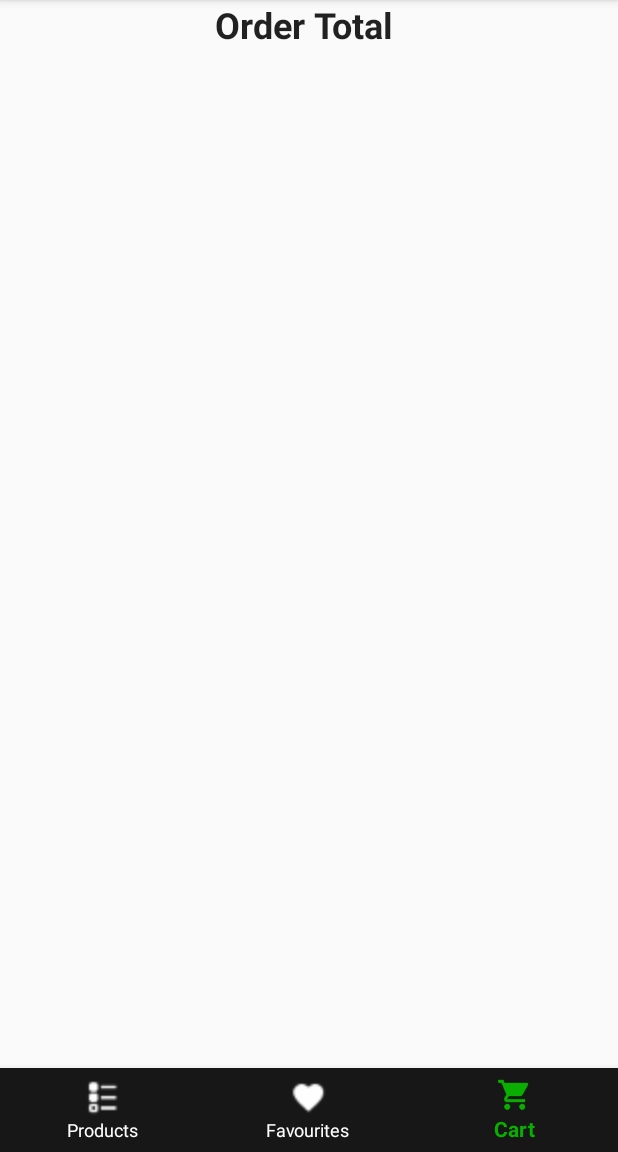
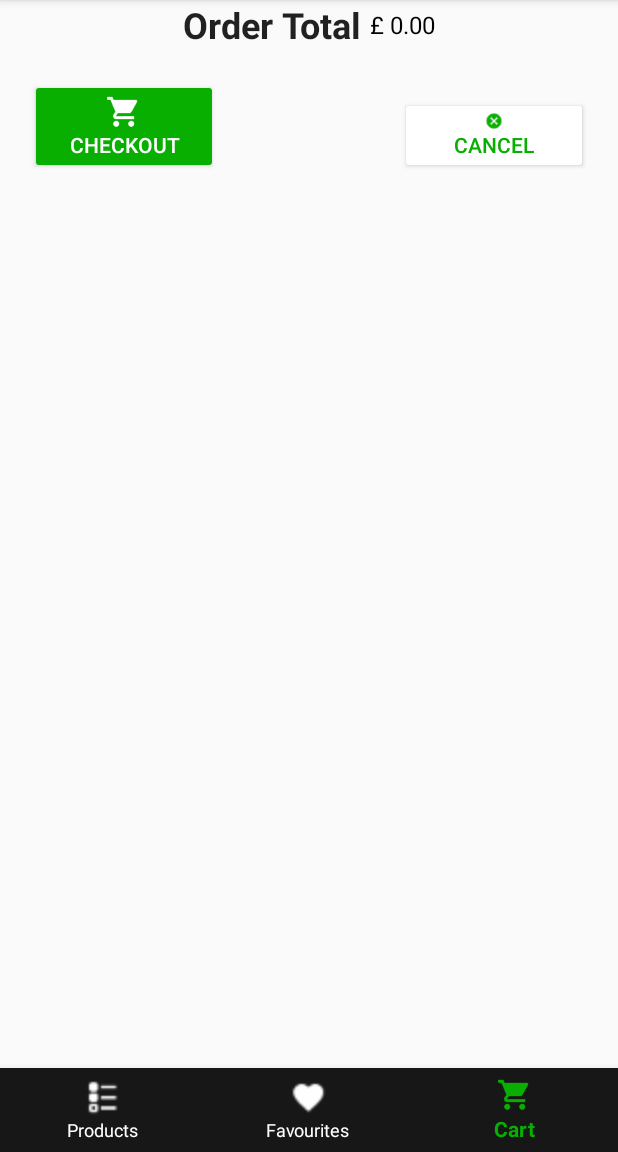
Before and after one commit to marcosmcb/delo, an Android app: the screen it shows after launch (MainActivity), item 3 of the bottom bar chosen, on a phone screen of 412 x 824 dp, the part 84-1236 px from its top. Run offline under Robolectric (Android 15) with nearby library versions, the phone set to English and light mode, and no system bars; our stand-ins replace ButterKnife, Picasso, RxJava; network calls fail; pictures from the network do not load.

Commit message:
Add calculate price of cart, Add remove button; Fix plus and sub button; Add checkout and cancel button to layout

```diff
--- a/app/src/main/java/com/projects/marcoscavalcante/deloapp/CartFragment/CartContract.java
+++ b/app/src/main/java/com/projects/marcoscavalcante/deloapp/CartFragment/CartContract.java
@@ -3,7 +3,7 @@ package com.projects.marcoscavalcante.deloapp.CartFragment;
 public interface CartContract {
 
     interface View{
-        void setItems();
+        void updatePrice(float newPrice);
     }
 
 }
--- a/app/src/main/java/com/projects/marcoscavalcante/deloapp/CartFragment/CartFragment.java
+++ b/app/src/main/java/com/projects/marcoscavalcante/deloapp/CartFragment/CartFragment.java
@@ -60,36 +60,29 @@ public class CartFragment extends BaseFragment implements CartContract.View, Pro
     }
 
     public void setItems(ArrayList<Product> productsCart) {
-
-        if(productsCart == null){
-            Log.d(TAG, "*** PRODUCTS IN CART ARE NULL ***" );
-        } else {
-            Log.d(TAG, "*** PRODUCTS ARE THERE ***" );
-            Log.d(TAG, productsCart.toString());
-        }
-
         mRecyclerView.setLayoutManager( new LinearLayoutManager( getContext() ));
         mRecyclerView.setAdapter( new ProductCartAdapter( productsCart, this ));
         mRecyclerView.getAdapter().notifyDataSetChanged();
+        updateCartPrice();
     }
 
     @Override
-    public void onProductPlus(Product product) {
-        Toast.makeText(getContext(), "Product has been added", Toast.LENGTH_SHORT).show();
-    }
-
-    @Override
-    public void onProductSub(Product product) {
-        Toast.makeText(getContext(), "Product has been subtracted", Toast.LENGTH_SHORT).show();
+    public void onChange() {
+        updateCartPrice();
     }
 
     @Override
     public void onError(String message) {
-        Toast.makeText(getContext(), "Error while changing quantity", Toast.LENGTH_SHORT).show();
+        Toast.makeText(getContext(), message, Toast.LENGTH_SHORT).show();
     }
 
     @Override
-    public void setItems() {
+    public void updatePrice(float newPrice) {
+        mTvPriceCart.setText( "£ " + String.format("%.2f", newPrice) );
+    }
 
+    private void updateCartPrice() {
+        HashMap<Product, Integer> cart = ( (ProductCartAdapter) mRecyclerView.getAdapter()).getCart();
+        mPresenter.calculatePriceTotal( cart );
     }
 }
--- a/app/src/main/java/com/projects/marcoscavalcante/deloapp/CartFragment/CartPresenter.java
+++ b/app/src/main/java/com/projects/marcoscavalcante/deloapp/CartFragment/CartPresenter.java
@@ -1,7 +1,11 @@
 package com.projects.marcoscavalcante.deloapp.CartFragment;
 
 
+import com.projects.marcoscavalcante.deloapp.Model.Product;
+
 import java.util.ArrayList;
+import java.util.HashMap;
+import java.util.Map;
 
 public class CartPresenter {
 
@@ -12,4 +16,13 @@ public class CartPresenter {
         this.mView = view;
     }
 
+    public void calculatePriceTotal(HashMap<Product, Integer> cart){
+        float total = 0;
+        for(Map.Entry<Product, Integer> entry : cart.entrySet() ){
+            total += entry.getKey().getPrice() * entry.getValue();
+        }
+        mView.updatePrice( total );
+    }
+
+
 }
--- /dev/null
+++ b/app/src/main/res/drawable/ic_minus.xml
@@ -0,0 +1,5 @@
+<vector android:height="24dp" android:tint="#FFFFFF"
+    android:viewportHeight="24.0" android:viewportWidth="24.0"
+    android:width="24dp" xmlns:android="http://schemas.android.com/apk/res/android">
+    <path android:fillColor="#FF000000" android:pathData="M19,13H5v-2h14v2z"/>
+</vector>
--- /dev/null
+++ b/app/src/main/res/drawable/ic_plus.xml
@@ -0,0 +1,5 @@
+<vector android:height="24dp" android:tint="#FFFFFF"
+    android:viewportHeight="24.0" android:viewportWidth="24.0"
+    android:width="24dp" xmlns:android="http://schemas.android.com/apk/res/android">
+    <path android:fillColor="#FF000000" android:pathData="M19,13h-6v6h-2v-6H5v-2h6V5h2v6h6v2z"/>
+</vector>
--- a/app/src/main/res/layout/fragment_cart.xml
+++ b/app/src/main/res/layout/fragment_cart.xml
@@ -20,6 +20,7 @@
             android:layout_height="wrap_content">
 
             <LinearLayout
+                android:orientation="horizontal"
                 android:layout_width="match_parent"
                 android:layout_height="match_parent"
                 android:gravity="center">
@@ -58,6 +59,37 @@
 
             </android.support.v7.widget.RecyclerView>
 
+            <RelativeLayout
+                android:orientation="horizontal"
+                android:layout_margin="20dp"
+                android:layout_marginBottom="?attr/actionBarSize"
+                android:layout_width="match_parent"
+                android:layout_height="wrap_content">
+
+                <Button
+                    android:id="@+id/btn_cart_checkout"
+                    android:layout_height="wrap_content"
+                    android:layout_width="125dp"
+                    android:drawableTop="@drawable/ic_cart"
+                    android:layout_alignParentBottom="true"
+                    android:layout_alignParentLeft="true"
+                    android:backgroundTint="@color/colorAccent"
+                    android:text="@string/btn_cart_checkout"
+                    android:textColor="@color/colortTextOnGreen" />
+
+                <Button
+                    android:id="@+id/btn_cart_cancel"
+                    android:layout_width="125dp"
+                    android:layout_height="wrap_content"
+                    android:layout_alignParentRight="true"
+                    android:layout_alignParentBottom="true"
+                    android:drawableTop="@drawable/ic_cancel"
+                    android:backgroundTint="@android:color/white"
+                    android:text="@string/btn_cart_cancel"
+                    android:textColor="@color/colorAccent" />
+
+            </RelativeLayout>
+
 
         </LinearLayout>
 
--- a/app/src/main/res/layout/fragment_favourites.xml
+++ b/app/src/main/res/layout/fragment_favourites.xml
@@ -14,7 +14,8 @@
         app:layout_behavior="@string/appbar_scrolling_view_behavior"
         android:layout_centerVertical="true"
         android:layout_centerHorizontal="true"
-        android:layout_centerInParent="true"  >
+        android:layout_centerInParent="true"
+        android:layout_marginBottom="?attr/actionBarSize">
 
     </android.support.v7.widget.RecyclerView>
 
--- a/app/src/main/res/layout/fragment_products.xml
+++ b/app/src/main/res/layout/fragment_products.xml
@@ -15,6 +15,7 @@
         android:layout_marginLeft="@dimen/rv_products_margin"
         android:layout_marginRight="@dimen/rv_products_margin"
         app:layout_behavior="@string/appbar_scrolling_view_behavior"
+        android:layout_marginBottom="?attr/actionBarSize"
         android:layout_centerVertical="true"
         android:layout_centerHorizontal="true"
         android:layout_centerInParent="true" >
--- a/app/src/main/res/values/dimens.xml
+++ b/app/src/main/res/values/dimens.xml
@@ -51,5 +51,4 @@
     <dimen name="tv_product_details_common">14sp</dimen>
     <dimen name="tv_product_detail_old_price">14sp</dimen>
 
-
 </resources>
--- a/app/src/main/res/values/strings.xml
+++ b/app/src/main/res/values/strings.xml
@@ -37,6 +37,11 @@
     <string name="btn_remove">REMOVE</string>
     <string name="btn_add_fav">ADD TO FAVOURITE</string>
     <string name="btn_remove_fav">REMOVE FROM FAVOURITE</string>
+    <string name="btn_cart_plus">Add</string>
+    <string name="btn_cart_rem">Sub</string>
+    <string name="btn_cart_delete">REMOVE</string>
+    <string name="btn_cart_checkout">CHECKOUT</string>
+    <string name="btn_cart_cancel">CANCEL</string>
 
     <!-- MESSAGES -->
     <string name="message_out_of_stock">OUT OF STOCK</string>
@@ -63,6 +68,6 @@
 
 
     <string name="order_total">Order Total</string>
-
+    <string name="cart_array">CART</string>
 
 </resources>
```
Also changed, not shown: app/src/main/java/com/projects/marcoscavalcante/deloapp/Adapter/ProductCartAdapter.java (+31 -6 lines), app/src/main/java/com/projects/marcoscavalcante/deloapp/Main/MainActivity.java (+18 -2 lines), app/src/main/java/com/projects/marcoscavalcante/deloapp/Main/MainPresenter.java (+10 -0 lines), app/src/main/res/layout/item_product_cart.xml (+45 -11 lines), app/src/main/res/drawable-hdpi/ic_cancel.png (added), app/src/main/res/drawable-mdpi/ic_cancel.png (added), app/src/main/res/drawable-xhdpi/ic_cancel.png (added), app/src/main/res/drawable-xxhdpi/ic_cancel.png (added), app/src/main/res/drawable-xxxhdpi/ic_cancel.png (added).
